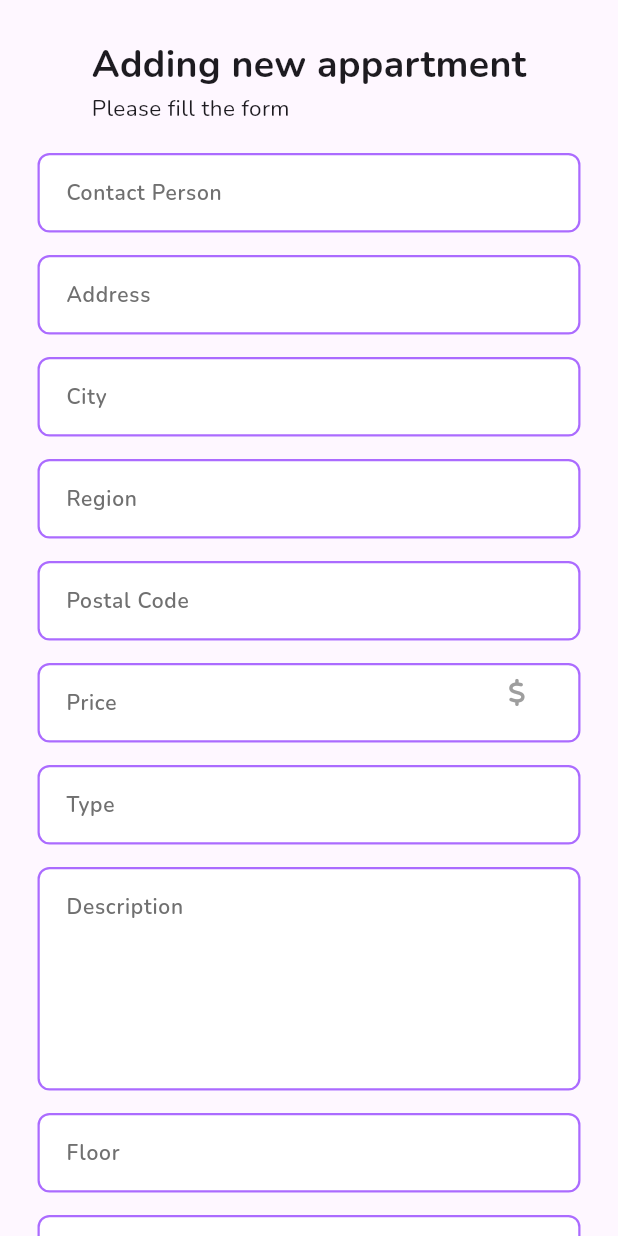
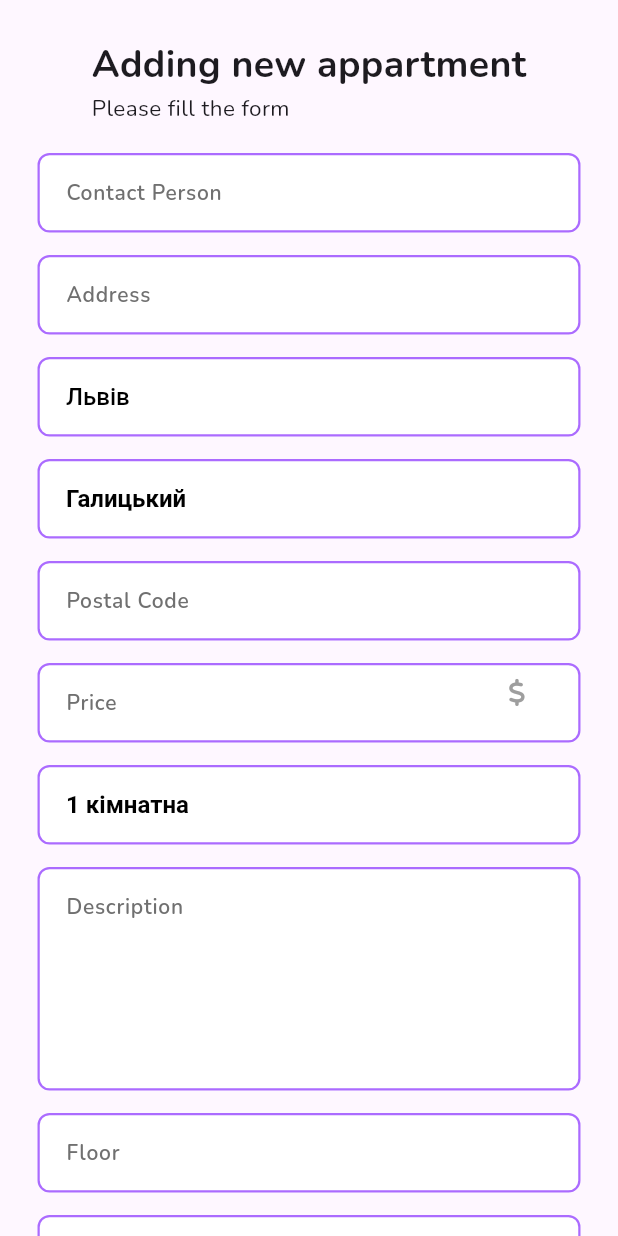
Before and after one commit to arzumanmamishov/appartments, a Flutter app: the AddingNewApartment screen opened directly, on a phone screen of 412 x 824 dp. Run offline on Flutter 3.47's test engine with Material 3 defaults, Android fonts, the phone set to English and light mode, and no system bars; our stand-ins replace bot_toast, cached_network_image, carousel_slider, dio, dotted_border, eva_icons_flutter and 9 more; missing offline and left inert: flutter_web_pagination; accounts and stored records are empty.

Commit message:
Update adding_apartment.dart

```diff
--- a/lib/app/features/dashboard/views/screens/adding_apartment.dart
+++ b/lib/app/features/dashboard/views/screens/adding_apartment.dart
@@ -12,6 +12,30 @@ import 'package:font_awesome_flutter/font_awesome_flutter.dart';
 import 'package:get/get.dart';
 import 'package:http/http.dart' as http;
 import 'package:uuid/uuid.dart';
+
+
+var types = [
+    "1 кімнатна",
+    "2 кімнатна",
+    "3 кімнатна",
+    "4 кімнатна",
+    "Студія",
+    "Приватний будинок",
+    "Частина будинку",
+  ];
+
+var regions = [
+  "Галицький",
+  "Залізничний",
+  "Личаківський",
+  "Франківський",
+  "Шевченківський",
+  "Сихівський",
+];
+
+var cities = [
+  "Львів",
+];
 
 class AddingNewApartment extends StatefulWidget {
   const AddingNewApartment({Key? key}) : super(key: key);
@@ -212,32 +236,42 @@ class _TextFormForAddingNewAptState extends State<TextFormForAddingNewApt> {
         const SizedBox(
           height: 15,
         ),
-        TextFormField(
+        DropdownButtonFormField<String>(
           autovalidateMode: AutovalidateMode.onUserInteraction,
-          textCapitalization: TextCapitalization.sentences,
           autofocus: false,
-          keyboardType: TextInputType.multiline,
           style: const TextStyle(
               fontSize: 16, color: Colors.black, fontWeight: FontWeight.w500),
           decoration: decorationForTextFormField('City'),
           onChanged: (val) {
-            city.text = val;
+            city.text = val!;
           },
+          items: cities.map((String value) {
+            return DropdownMenuItem<String>(
+              value: value,
+              child: Text(value),
+            );
+          }).toList(),
+          value: cities[0],
         ),
         const SizedBox(
           height: 15,
         ),
-        TextFormField(
+        DropdownButtonFormField<String>(
           autovalidateMode: AutovalidateMode.always,
-          textCapitalization: TextCapitalization.sentences,
           autofocus: false,
-          keyboardType: TextInputType.multiline,
           style: const TextStyle(
               fontSize: 16, color: Colors.black, fontWeight: FontWeight.w600),
           decoration: decorationForTextFormField('Region'),
           onChanged: (val) {
-            region.text = val;
+            region.text = val!;
           },
+          items: regions.map((String value) {
+            return DropdownMenuItem<String>(
+              value: value,
+              child: Text(value),
+            );
+          }).toList(),
+          value: regions[0],
         ),
         const SizedBox(
           height: 15,
@@ -276,17 +310,22 @@ class _TextFormForAddingNewAptState extends State<TextFormForAddingNewApt> {
         const SizedBox(
           height: 15,
         ),
-        TextFormField(
+        DropdownButtonFormField<String>(
           autovalidateMode: AutovalidateMode.always,
-          textCapitalization: TextCapitalization.sentences,
           autofocus: false,
-          keyboardType: TextInputType.multiline,
           style: const TextStyle(
               fontSize: 16, color: Colors.black, fontWeight: FontWeight.w600),
           decoration: decorationForTextFormField('Type'),
           onChanged: (val) {
-            type.text = val;
+            type.text = val!;
           },
+          items: types.map((String value) {
+            return DropdownMenuItem<String>(
+              value: value,
+              child: Text(value),
+            );
+          }).toList(),
+          value: types[0],
         ),
         const SizedBox(
           height: 15,
```
